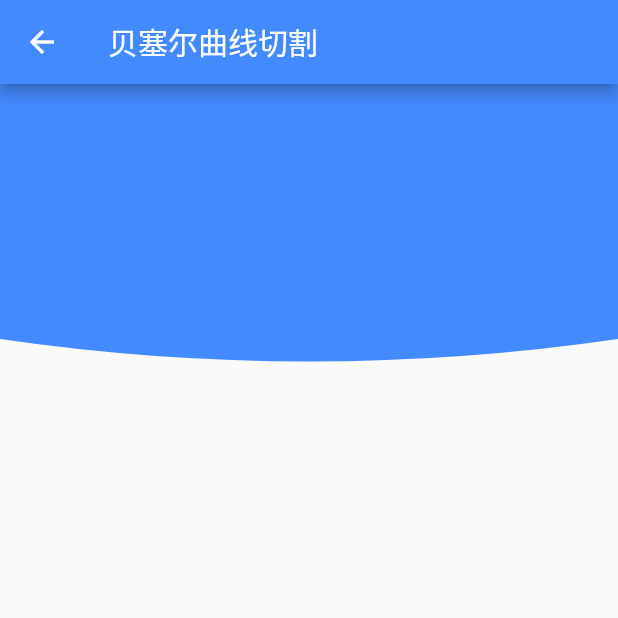
After one commit to no1harm/my_flutter_app, a Flutter app: the screen it shows after launch, after a tap on "贝塞尔曲线切割", on a phone screen of 412 x 824 dp, the top half of it. The commit adds this screen. Run offline on Flutter 3.47's test engine with Material 2 defaults, Android fonts, the phone set to English and light mode, and no system bars.

Commit message:
完成基本的贝塞尔曲线效果

```diff
--- /dev/null
+++ b/lib/customCliper.dart
@@ -0,0 +1,89 @@
+import 'dart:math';
+
+import 'package:flutter/material.dart';
+
+class CustomCliper extends StatelessWidget {
+  @override
+  Widget build(BuildContext context) {
+    return new Scaffold(
+      appBar: AppBar(title: Text('贝塞尔曲线切割'),backgroundColor: Colors.blueAccent,
+      ),
+      body:Column(
+        children: <Widget>[
+          ClipPath(
+            clipper:BottomClipper(),  // 控制裁剪路径
+            child: Container(   // 所要裁剪的子元素
+              color:Colors.blueAccent,
+              height: 200.0,
+            ),
+          )
+        ],
+      )
+    );
+  }
+}
+
+class BottomClipper extends CustomClipper<Path>{
+  @override
+  Path getClip(Size size) {
+    var path = Path();
+      path.lineTo(0, 0);
+      path.lineTo(0, size.height-30);
+      var firstControlPoint =Offset(size.width/2,size.height);
+      var firstEndPoint = Offset(size.width,size.height-30);
+
+      path.quadraticBezierTo(firstControlPoint.dx, firstControlPoint.dy, firstEndPoint.dx, firstEndPoint.dy);
+
+      path.lineTo(size.width, size.height-30);
+      path.lineTo(size.width, 0);
+
+      return path;
+  }
+
+  @override
+  bool shouldReclip(CustomClipper<Path> oldClipper) {
+    return false;
+  }
+
+}
+
+// 剪裁为五角星
+class _StarCliper extends CustomClipper<Path>{
+  final double radius;
+  _StarCliper({this.radius});
+  /// 角度转弧度公式
+  double degree2Radian(int degree) {
+    return (pi * degree / 180);
+  }
+  @override
+  Path getClip(Size size) {
+    double radius = this.radius;
+    Path path = new Path();
+    double radian = degree2Radian(36);// 36为五角星的角度
+    double radius_in = (radius * sin(radian / 2) / cos(radian)); // 中间五边形的半径
+    path.moveTo((radius * cos(radian / 2)), 0.0);// 此点为多边形的起点
+    path.lineTo((radius * cos(radian / 2) + radius_in * sin(radian)),
+        (radius - radius * sin(radian / 2)));
+    path.lineTo((radius * cos(radian / 2) * 2),
+        (radius - radius * sin(radian / 2)));
+    path.lineTo((radius * cos(radian / 2) + radius_in * cos(radian / 2)),
+        (radius + radius_in * sin(radian / 2)));
+    path.lineTo((radius * cos(radian / 2) + radius * sin(radian)),
+        (radius + radius * cos(radian)));
+    path.lineTo((radius * cos(radian / 2)),
+        (radius + radius_in));
+    path.lineTo((radius * cos(radian / 2) - radius * sin(radian)),
+        (radius + radius * cos(radian)));
+    path.lineTo((radius * cos(radian / 2) - radius_in * cos(radian / 2)),
+        (radius + radius_in * sin(radian / 2)));
+    path.lineTo(0.0, (radius - radius * sin(radian / 2)));
+    path.lineTo((radius * cos(radian / 2) - radius_in * sin(radian)),
+        (radius - radius * sin(radian / 2)));
+    path.close();// 使这些点构成封闭的多边形
+    return path;
+  }
+  @override
+  bool shouldReclip(_StarCliper oldClipper) {
+    return this.radius != oldClipper.radius;
+  }
+}
--- a/lib/main.dart
+++ b/lib/main.dart
@@ -13,6 +13,7 @@ import 'wrapLayout.dart';
 import 'staggeredGrid.dart';
 import 'expansionList.dart';
 import 'expansionLists.dart';
+import 'customCliper.dart';
 
 void main() => runApp(new MyApp());
 
@@ -143,6 +144,14 @@ class HomePage extends StatelessWidget {
                 )
               },
             ),
+            new CustomButton(
+              title:'贝塞尔曲线切割',
+              onTap: () => {
+                Navigator.push(context,new  MaterialPageRoute(
+                  builder:(context) =>new CustomCliper())
+                )
+              },
+            ),
           ],
         )
       )
```
